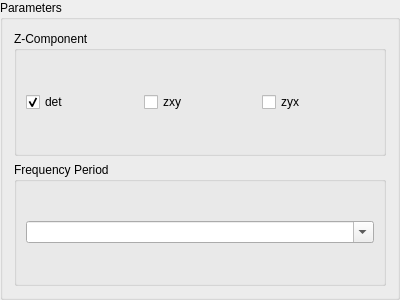
Before: the Qt Designer form mtpy/gui/SmartMT/ui_asset/plot_parameters.ui in MTgeophysics/mtpy, drawn with Qt 5.
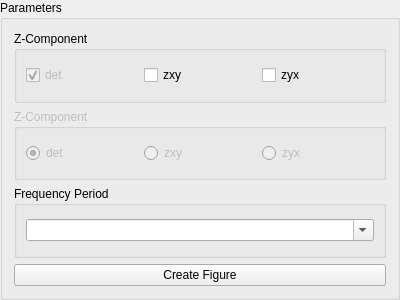
After: the same form once the commit is applied.

Commit message: completed the first plot

```diff
--- a/mtpy/gui/SmartMT/ui_asset/plot_parameters.ui
+++ b/mtpy/gui/SmartMT/ui_asset/plot_parameters.ui
@@ -20,25 +20,64 @@
       <string>Z-Component</string>
      </property>
      <layout class="QHBoxLayout" name="horizontalLayout">
-      <item>
-       <widget class="QCheckBox" name="checkBox_zyx">
-        <property name="text">
-         <string>det</string>
-        </property>
-        <property name="checked">
-         <bool>true</bool>
-        </property>
-       </widget>
-      </item>
-      <item>
-       <widget class="QCheckBox" name="checkBox_zxy">
-        <property name="text">
-         <string>zxy</string>
-        </property>
-       </widget>
-      </item>
       <item>
        <widget class="QCheckBox" name="checkBox_det">
+        <property name="enabled">
+         <bool>false</bool>
+        </property>
+        <property name="text">
+         <string>det</string>
+        </property>
+        <property name="checked">
+         <bool>true</bool>
+        </property>
+       </widget>
+      </item>
+      <item>
+       <widget class="QCheckBox" name="checkBox_zxy">
+        <property name="text">
+         <string>zxy</string>
+        </property>
+       </widget>
+      </item>
+      <item>
+       <widget class="QCheckBox" name="checkBox_zyx">
+        <property name="text">
+         <string>zyx</string>
+        </property>
+       </widget>
+      </item>
+     </layout>
+    </widget>
+   </item>
+   <item>
+    <widget class="QGroupBox" name="groupBoxZ_Component_Single">
+     <property name="enabled">
+      <bool>false</bool>
+     </property>
+     <property name="title">
+      <string>Z-Component</string>
+     </property>
+     <layout class="QHBoxLayout" name="horizontalLayout_2">
+      <item>
+       <widget class="QRadioButton" name="radioButton_det">
+        <property name="text">
+         <string>det</string>
+        </property>
+        <property name="checked">
+         <bool>true</bool>
+        </property>
+       </widget>
+      </item>
+      <item>
+       <widget class="QRadioButton" name="radioButton_zxy">
+        <property name="text">
+         <string>zxy</string>
+        </property>
+       </widget>
+      </item>
+      <item>
+       <widget class="QRadioButton" name="radioButton_zyx">
         <property name="text">
          <string>zyx</string>
         </property>
@@ -63,6 +102,13 @@
      </layout>
     </widget>
    </item>
+   <item>
+    <widget class="QPushButton" name="pushButtonPlot">
+     <property name="text">
+      <string>Create Figure</string>
+     </property>
+    </widget>
+   </item>
   </layout>
  </widget>
  <resources/>
```
Left out of the diff: 2 changed lines with no effect on the pictures. The commit also changes 8 other files.
